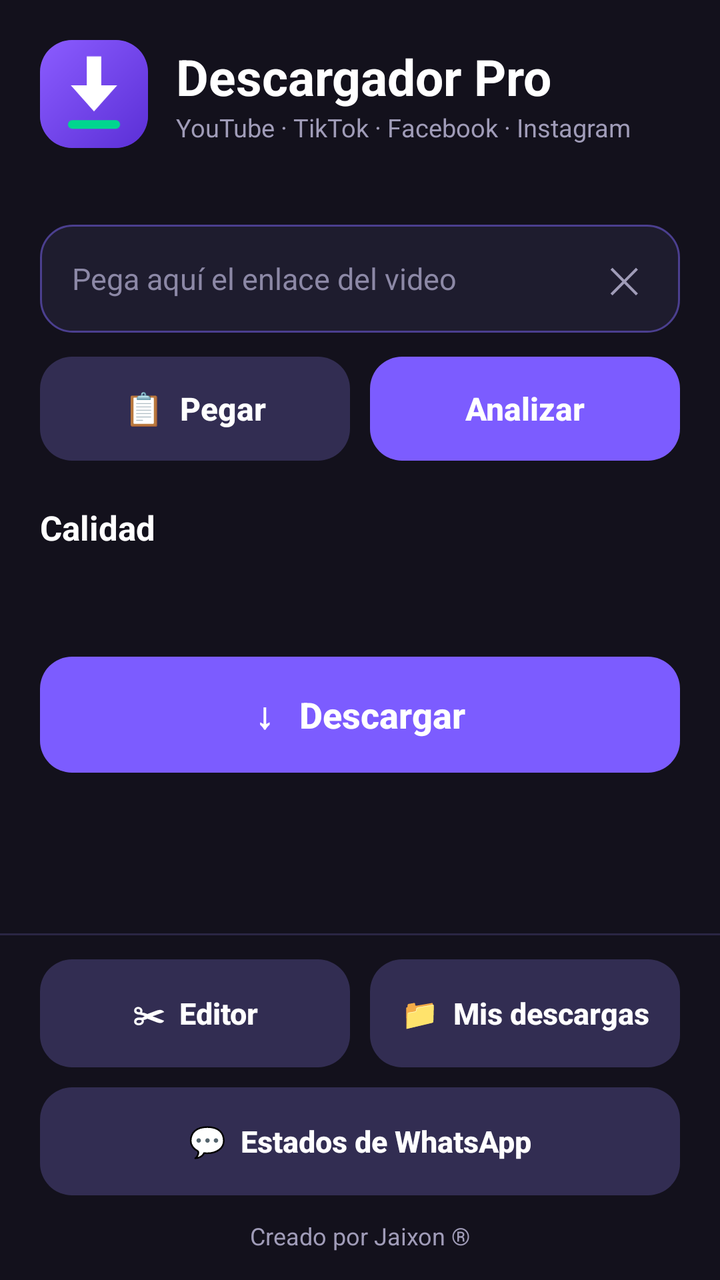
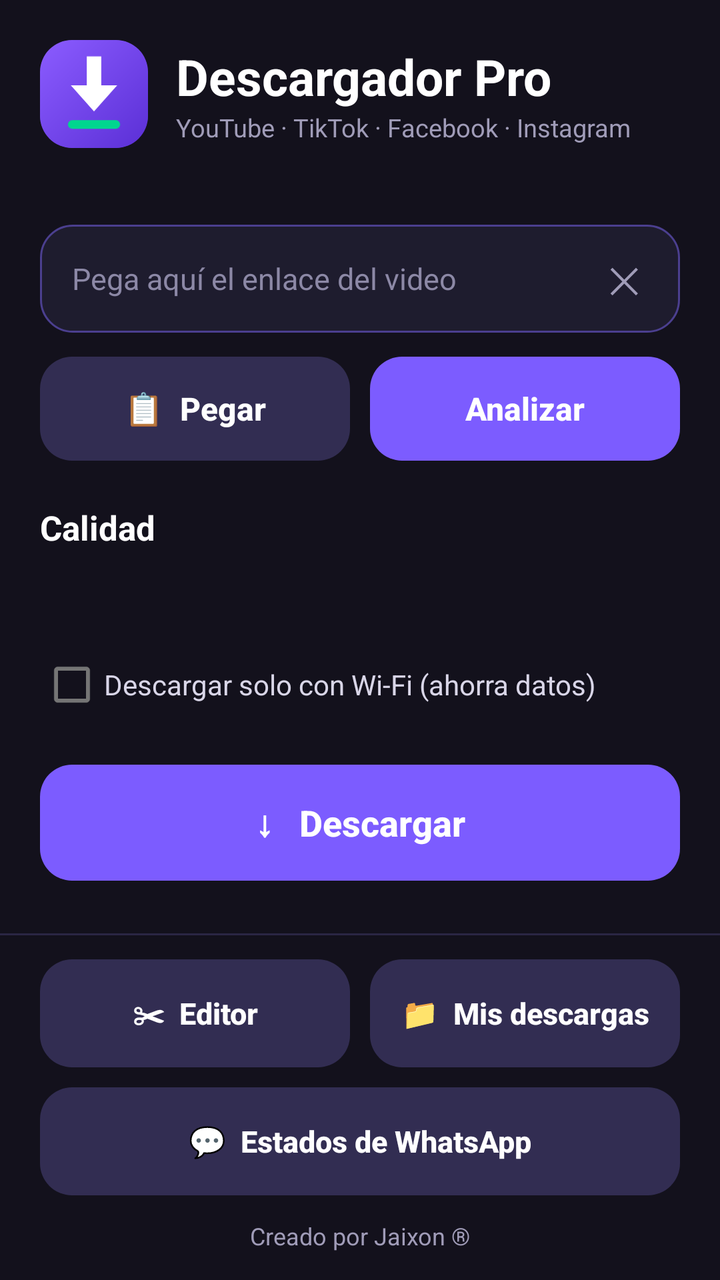

Two renders of the same Android screen: before a commit and after it. Below are the layout's source before the change and the commit's diff.
<!-- AndroidManifest.xml: application theme Theme.Descargadorpro -->
<!-- res/layout/activity_main.xml -->
<?xml version="1.0" encoding="utf-8"?>
<LinearLayout xmlns:android="http://schemas.android.com/apk/res/android"
    android:layout_width="match_parent"
    android:layout_height="match_parent"
    android:background="#13111C"
    android:fitsSystemWindows="true"
    android:orientation="vertical">

<ScrollView
    android:layout_width="match_parent"
    android:layout_height="0dp"
    android:layout_weight="1"
    android:fillViewport="true"
    android:scrollbars="none">

    <LinearLayout
        android:id="@+id/raiz"
        android:layout_width="match_parent"
        android:layout_height="wrap_content"
        android:focusable="true"
        android:focusableInTouchMode="true"
        android:orientation="vertical"
        android:padding="20dp">

        
        <LinearLayout
            android:layout_width="match_parent"
            android:layout_height="wrap_content"
            android:gravity="center_vertical"
            android:orientation="horizontal">

            <FrameLayout
                android:layout_width="54dp"
                android:layout_height="54dp"
                android:background="@drawable/bg_card"
                android:clipToOutline="true">

                <ImageView
                    android:layout_width="match_parent"
                    android:layout_height="match_parent"
                    android:importantForAccessibility="no"
                    android:scaleType="fitXY"
                    android:src="@drawable/ic_launcher_background" />

                <ImageView
                    android:layout_width="match_parent"
                    android:layout_height="match_parent"
                    android:importantForAccessibility="no"
                    android:scaleType="fitXY"
                    android:scaleX="1.45"
                    android:scaleY="1.45"
                    android:src="@drawable/ic_launcher_foreground" />
            </FrameLayout>

            <LinearLayout
                android:layout_width="wrap_content"
                android:layout_height="wrap_content"
                android:layout_marginStart="14dp"
                android:orientation="vertical">

                <TextView
                    android:layout_width="wrap_content"
                    android:layout_height="wrap_content"
                    android:text="Descargador Pro"
                    android:textColor="#FFFFFF"
                    android:textSize="25sp"
                    android:textStyle="bold" />

                <TextView
                    android:layout_width="wrap_content"
                    android:layout_height="wrap_content"
                    android:text="YouTube · TikTok · Facebook · Instagram"
                    android:textColor="#A09CB8"
                    android:textSize="12.5sp" />
            </LinearLayout>
        </LinearLayout>

        <TextView
            android:id="@+id/txtMotor"
            android:layout_width="match_parent"
            android:layout_height="wrap_content"
            android:layout_marginTop="12dp"
            android:text=""
            android:textColor="#8C88A6"
            android:textSize="12sp" />

        
        <LinearLayout
            android:layout_width="match_parent"
            android:layout_height="wrap_content"
            android:layout_marginTop="10dp"
            android:background="@drawable/bg_card"
            android:gravity="center_vertical"
            android:orientation="horizontal"
            android:paddingStart="16dp"
            android:paddingEnd="6dp">

            <EditText
                android:id="@+id/inputUrl"
                android:layout_width="0dp"
                android:layout_height="wrap_content"
                android:layout_weight="1"
                android:background="@null"
                android:hint="Pega aquí el enlace del video"
                android:imeOptions="actionGo"
                android:importantForAutofill="no"
                android:inputType="textUri"
                android:maxLines="1"
                android:minHeight="54dp"
                android:textColor="#FFFFFF"
                android:textColorHint="#8C88A6"
                android:textSize="15sp" />

            <TextView
                android:id="@+id/btnLimpiar"
                android:layout_width="44dp"
                android:layout_height="44dp"
                android:clickable="true"
                android:focusable="true"
                android:gravity="center"
                android:text="✕"
                android:textColor="#A09CB8"
                android:textSize="18sp" />
        </LinearLayout>

        <LinearLayout
            android:layout_width="match_parent"
            android:layout_height="wrap_content"
            android:layout_marginTop="12dp"
            android:orientation="horizontal">

            <androidx.appcompat.widget.AppCompatButton
                android:id="@+id/btnPegar"
                android:layout_width="0dp"
                android:layout_height="52dp"
                android:layout_weight="1"
                android:background="@drawable/bg_btn_secondary"
                android:foreground="?android:attr/selectableItemBackground"
                android:stateListAnimator="@null"
                android:text="📋  Pegar"
                android:textAllCaps="false"
                android:textColor="#FFFFFF"
                android:textSize="16sp"
                android:textStyle="bold" />

            <androidx.appcompat.widget.AppCompatButton
                android:id="@+id/btnAnalizar"
                android:layout_width="0dp"
                android:layout_height="52dp"
                android:layout_marginStart="10dp"
                android:layout_weight="1"
                android:background="@drawable/editor_btn_primary"
                android:foreground="?android:attr/selectableItemBackground"
                android:stateListAnimator="@null"
                android:text="Analizar"
                android:textAllCaps="false"
                android:textColor="#FFFFFF"
                android:textSize="16sp"
                android:textStyle="bold" />
        </LinearLayout>

        
        <LinearLayout
            android:id="@+id/cardPreview"
            android:layout_width="match_parent"
            android:layout_height="wrap_content"
            android:layout_marginTop="16dp"
            android:background="@drawable/bg_card"
            android:orientation="vertical"
            android:padding="12dp"
            android:visibility="gone">

            <FrameLayout
                android:layout_width="match_parent"
                android:layout_height="200dp">

                <ImageView
                    android:id="@+id/imgMiniatura"
                    android:layout_width="match_parent"
                    android:layout_height="match_parent"
                    android:background="#0E0C16"
                    android:contentDescription="Vista previa del video"
                    android:scaleType="centerCrop" />

                <TextView
                    android:id="@+id/txtDuracion"
                    android:layout_width="wrap_content"
                    android:layout_height="wrap_content"
                    android:layout_gravity="bottom|end"
                    android:layout_margin="8dp"
                    android:paddingStart="8dp"
                    android:paddingTop="3dp"
                    android:paddingEnd="8dp"
                    android:paddingBottom="3dp"
                    android:textColor="#FFFFFF"
                    android:textSize="12sp"
                    android:textStyle="bold" />
            </FrameLayout>

            <TextView
                android:id="@+id/txtTitulo"
                android:layout_width="match_parent"
                android:layout_height="wrap_content"
                android:layout_marginTop="12dp"
                android:ellipsize="end"
                android:maxLines="3"
                android:textColor="#FFFFFF"
                android:textIsSelectable="true"
                android:textSize="17sp"
                android:textStyle="bold" />

            <TextView
                android:id="@+id/txtAutor"
                android:layout_width="match_parent"
                android:layout_height="wrap_content"
                android:layout_marginTop="2dp"
                android:textColor="#A09CB8"
                android:textSize="13sp" />

            <androidx.appcompat.widget.AppCompatButton
                android:id="@+id/btnCopiarTitulo"
                android:layout_width="match_parent"
                android:layout_height="44dp"
                android:layout_marginTop="12dp"
                android:background="@drawable/bg_btn_secondary"
                android:foreground="?android:attr/selectableItemBackground"
                android:stateListAnimator="@null"
                android:text="Copiar título"
                android:textAllCaps="false"
                android:textColor="#FFFFFF"
                android:textSize="14sp" />
        </LinearLayout>

        
        <TextView
            android:layout_width="wrap_content"
            android:layout_height="wrap_content"
            android:layout_marginTop="22dp"
            android:text="Calidad"
            android:textColor="#FFFFFF"
            android:textSize="17sp"
            android:textStyle="bold" />

        <HorizontalScrollView
            android:layout_width="match_parent"
            android:layout_height="wrap_content"
            android:layout_marginTop="10dp"
            android:scrollbars="none">

            <LinearLayout
                android:id="@+id/contenedorChips"
                android:layout_width="wrap_content"
                android:layout_height="wrap_content"
                android:orientation="horizontal" />
        </HorizontalScrollView>

        <TextView
            android:id="@+id/txtTamanoSel"
            android:layout_width="match_parent"
            android:layout_height="wrap_content"
            android:layout_marginTop="10dp"
            android:textColor="#8C88A6"
            android:textSize="12.5sp" />

        <androidx.appcompat.widget.AppCompatButton
            android:id="@+id/btnDescargar"
            android:layout_width="match_parent"
            android:layout_height="58dp"
            android:layout_marginTop="16dp"
            android:background="@drawable/editor_btn_primary"
            android:foreground="?android:attr/selectableItemBackground"
            android:stateListAnimator="@null"
            android:text="↓   Descargar"
            android:textAllCaps="false"
            android:textColor="#FFFFFF"
            android:textSize="18sp"
            android:textStyle="bold" />

        
        <LinearLayout
            android:id="@+id/cardProgreso"
            android:layout_width="match_parent"
            android:layout_height="wrap_content"
            android:layout_marginTop="16dp"
            android:background="@drawable/bg_card"
            android:orientation="vertical"
            android:padding="18dp"
            android:visibility="gone">

            <TextView
                android:id="@+id/txtPorcentaje"
                android:layout_width="wrap_content"
                android:layout_height="wrap_content"
                android:text="0%"
                android:textColor="#FFFFFF"
                android:textSize="36sp"
                android:textStyle="bold" />

            <TextView
                android:id="@+id/txtTamano"
                android:layout_width="match_parent"
                android:layout_height="wrap_content"
                android:textColor="#D9D6E8"
                android:textSize="15sp" />

            <ProgressBar
                android:id="@+id/progreso"
                style="?android:attr/progressBarStyleHorizontal"
                android:layout_width="match_parent"
                android:layout_height="10dp"
                android:layout_marginTop="12dp"
                android:indeterminate="false"
                android:max="1000"
                android:maxHeight="10dp"
                android:minHeight="10dp"
                android:progress="0"
                android:progressDrawable="@drawable/bg_progress" />

            <TextView
                android:id="@+id/txtVelocidad"
                android:layout_width="match_parent"
                android:layout_height="wrap_content"
                android:layout_marginTop="10dp"
                android:textColor="#A09CB8"
                android:textSize="13sp" />

            <TextView
                android:id="@+id/txtEstado"
                android:layout_width="match_parent"
                android:layout_height="wrap_content"
                android:layout_marginTop="6dp"
                android:textColor="#7EF0C9"
                android:textIsSelectable="true"
                android:textSize="14sp" />

            <androidx.appcompat.widget.AppCompatButton
                android:id="@+id/btnCancelar"
                android:layout_width="match_parent"
                android:layout_height="46dp"
                android:layout_marginTop="12dp"
                android:background="@drawable/bg_btn_secondary"
                android:foreground="?android:attr/selectableItemBackground"
                android:stateListAnimator="@null"
                android:text="Cancelar descarga"
                android:textAllCaps="false"
                android:textColor="#FFFFFF"
                android:textSize="14sp"
                android:visibility="gone" />

            <androidx.appcompat.widget.AppCompatButton
                android:id="@+id/btnAbrir"
                android:layout_width="match_parent"
                android:layout_height="48dp"
                android:layout_marginTop="12dp"
                android:background="@drawable/editor_btn_primary"
                android:foreground="?android:attr/selectableItemBackground"
                android:stateListAnimator="@null"
                android:text="Abrir archivo"
                android:textAllCaps="false"
                android:textColor="#FFFFFF"
                android:textSize="15sp"
                android:textStyle="bold"
                android:visibility="gone" />
        </LinearLayout>
    </LinearLayout>
</ScrollView>

    
    <View
        android:layout_width="match_parent"
        android:layout_height="1dp"
        android:background="#2A2644" />

    <LinearLayout
        android:layout_width="match_parent"
        android:layout_height="wrap_content"
        android:background="#13111C"
        android:orientation="vertical"
        android:paddingStart="20dp"
        android:paddingTop="12dp"
        android:paddingEnd="20dp"
        android:paddingBottom="14dp">

        <LinearLayout
            android:layout_width="match_parent"
            android:layout_height="wrap_content"
            android:orientation="horizontal">

            <androidx.appcompat.widget.AppCompatButton
                android:id="@+id/btnEditor"
                android:layout_width="0dp"
                android:layout_height="54dp"
                android:layout_weight="1"
                android:background="@drawable/bg_btn_secondary"
                android:foreground="?android:attr/selectableItemBackground"
                android:stateListAnimator="@null"
                android:text="✂  Editor"
                android:textAllCaps="false"
                android:textColor="#FFFFFF"
                android:textSize="15sp"
                android:textStyle="bold" />

            <androidx.appcompat.widget.AppCompatButton
                android:id="@+id/btnMisVideos"
                android:layout_width="0dp"
                android:layout_height="54dp"
                android:layout_marginStart="10dp"
                android:layout_weight="1"
                android:background="@drawable/bg_btn_secondary"
                android:foreground="?android:attr/selectableItemBackground"
                android:stateListAnimator="@null"
                android:text="📁  Mis descargas"
                android:textAllCaps="false"
                android:textColor="#FFFFFF"
                android:textSize="15sp"
                android:textStyle="bold" />
        </LinearLayout>

        <androidx.appcompat.widget.AppCompatButton
            android:id="@+id/btnEstados"
            android:layout_width="match_parent"
            android:layout_height="54dp"
            android:layout_marginTop="10dp"
            android:background="@drawable/bg_btn_secondary"
            android:foreground="?android:attr/selectableItemBackground"
            android:stateListAnimator="@null"
            android:text="💬  Estados de WhatsApp"
            android:textAllCaps="false"
            android:textColor="#FFFFFF"
            android:textSize="15sp"
            android:textStyle="bold" />

        <TextView
            android:layout_width="match_parent"
            android:layout_height="wrap_content"
            android:layout_marginTop="12dp"
            android:gravity="center"
            android:text="Creado por Jaixon ®"
            android:textColor="#A09CB8"
            android:textSize="12sp" />
    </LinearLayout>
</LinearLayout>
<!-- resources referenced by this layout -->
<resources>
  <!-- drawable bg_btn_secondary (drawable) -->
  <?xml version="1.0" encoding="utf-8"?>
  <shape xmlns:android="http://schemas.android.com/apk/res/android"
      android:shape="rectangle">
      <solid android:color="#322D52" />
      <corners android:radius="16dp" />
  </shape>
  <!-- drawable bg_card (drawable) -->
  <?xml version="1.0" encoding="utf-8"?>
  <shape xmlns:android="http://schemas.android.com/apk/res/android"
      android:shape="rectangle">
      <solid android:color="#1E1C2E" />
      <stroke android:width="1dp" android:color="#4B3F8F" />
      <corners android:radius="16dp" />
  </shape>
  <!-- drawable bg_progress (drawable) -->
  <?xml version="1.0" encoding="utf-8"?>
  <layer-list xmlns:android="http://schemas.android.com/apk/res/android">
      <item android:id="@android:id/background">
          <shape android:shape="rectangle">
              <corners android:radius="6dp" />
              <solid android:color="#2A2740" />
          </shape>
      </item>
      <item android:id="@android:id/progress">
          <clip>
              <shape android:shape="rectangle">
                  <corners android:radius="6dp" />
                  <solid android:color="#00D68F" />
              </shape>
          </clip>
      </item>
  </layer-list>
  <!-- drawable editor_btn_primary (drawable) -->
  <?xml version="1.0" encoding="utf-8"?>
  <selector xmlns:android="http://schemas.android.com/apk/res/android">
      <item android:state_enabled="false">
          <shape android:shape="rectangle">
              <solid android:color="#2E2946" />
              <corners android:radius="16dp" />
          </shape>
      </item>
      <item android:state_pressed="true">
          <shape android:shape="rectangle">
              <solid android:color="#6A49EB" />
              <corners android:radius="16dp" />
          </shape>
      </item>
      <item>
          <shape android:shape="rectangle">
              <solid android:color="#7C5CFF" />
              <corners android:radius="16dp" />
          </shape>
      </item>
  </selector>
  <!-- drawable ic_launcher_background (drawable) -->
  <?xml version="1.0" encoding="utf-8"?>
  <shape xmlns:android="http://schemas.android.com/apk/res/android"
      android:shape="rectangle">
      <gradient
          android:angle="315"
          android:startColor="#8B5CFF"
          android:endColor="#5B2FD6" />
  </shape>
  <!-- drawable ic_launcher_foreground (drawable) -->
  <?xml version="1.0" encoding="utf-8"?>
  <vector xmlns:android="http://schemas.android.com/apk/res/android"
      android:width="108dp"
      android:height="108dp"
      android:viewportWidth="108"
      android:viewportHeight="108">
      <path
          android:fillColor="#FFFFFF"
          android:pathData="M49,28 L59,28 L59,48 L70,48 L54,66 L38,48 L49,48 Z" />
      <path
          android:fillColor="#00D68F"
          android:pathData="M39,72 L69,72 A3,3 0 0 1 69,78 L39,78 A3,3 0 0 1 39,72 Z" />
  </vector>
  <style name="Theme.Descargadorpro" parent="Theme.MaterialComponents.DayNight.NoActionBar">
          
          <item name="colorPrimary">@color/purple_500</item>
          <item name="colorPrimaryVariant">@color/purple_700</item>
          <item name="colorOnPrimary">@color/white</item>
          
          
          <item name="android:statusBarColor">@color/fondo_oscuro</item>
          
          
          <item name="android:windowLightStatusBar">false</item>
          
          
          <item name="android:windowBackground">@color/fondo_oscuro</item>
      </style>
  <color name="purple_500">#6200EE</color>
  <color name="purple_700">#3700B3</color>
  <color name="white">#FFFFFFFF</color>
  <color name="fondo_oscuro">#121212</color>
</resources>

<!-- the commit's change to res/layout/activity_main.xml (unified diff, before → after) -->
@@ -262,6 +262,15 @@
             android:textColor="#8C88A6"
             android:textSize="12.5sp" />
 
+        <CheckBox
+            android:id="@+id/chkSoloWifi"
+            android:layout_width="match_parent"
+            android:layout_height="wrap_content"
+            android:layout_marginTop="6dp"
+            android:text="Descargar solo con Wi-Fi (ahorra datos)"
+            android:textColor="#D9D6E8"
+            android:textSize="14sp" />
+
         <androidx.appcompat.widget.AppCompatButton
             android:id="@+id/btnDescargar"
             android:layout_width="match_parent"
